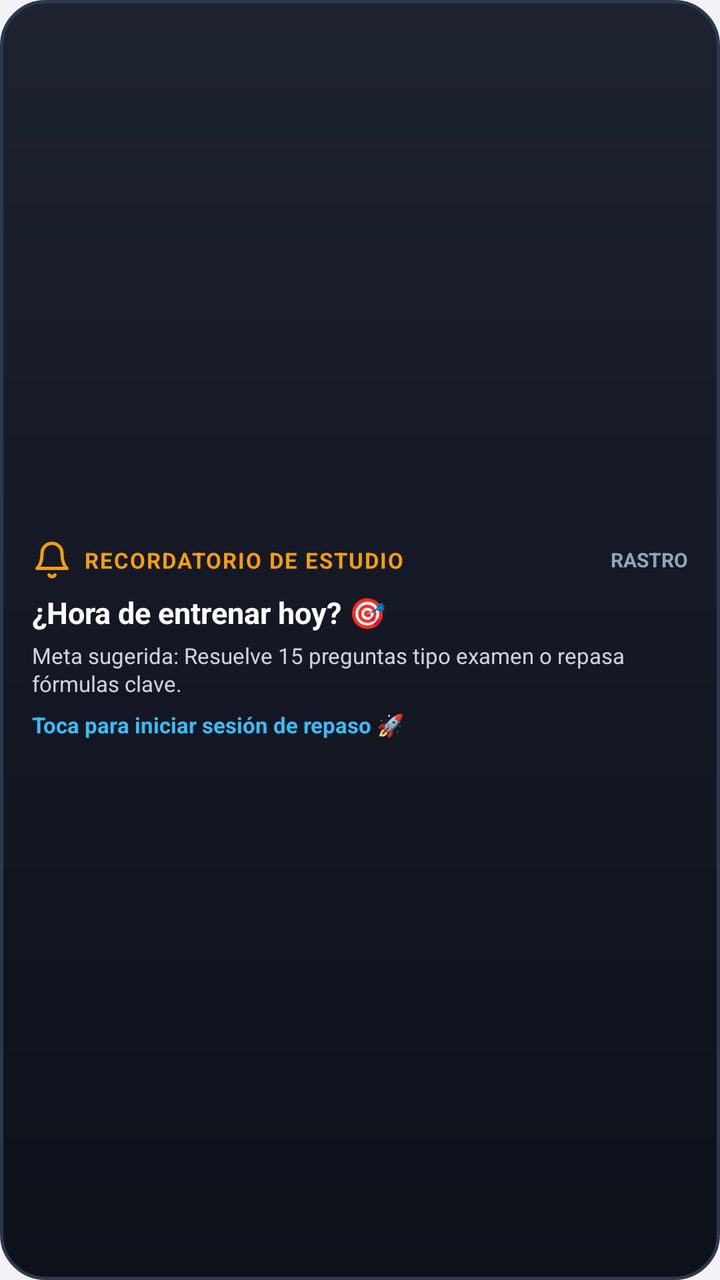
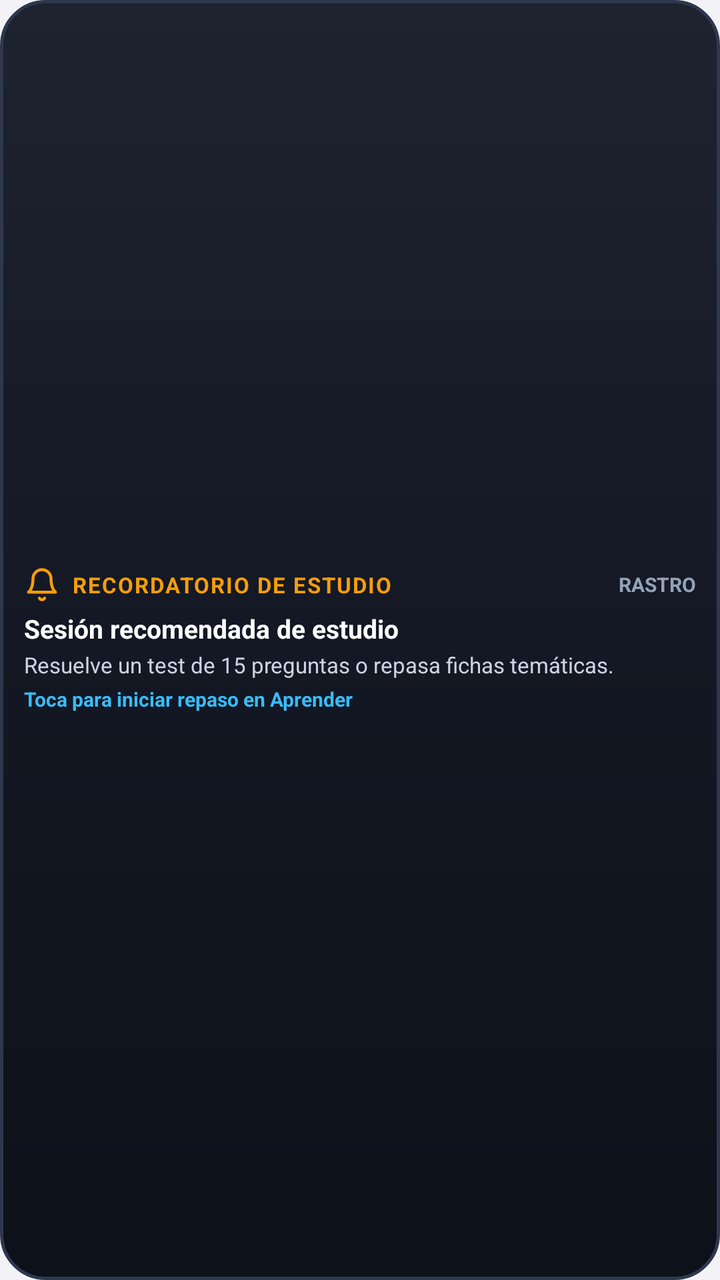

The first picture is an Android layout as it rendered before a commit; the second is the same layout after the commit. The layout source and the unified diff follow.
<!-- AndroidManifest.xml: application theme AppTheme -->
<!-- res/layout/widget_study_reminder.xml -->
<?xml version="1.0" encoding="utf-8"?>
<LinearLayout xmlns:android="http://schemas.android.com/apk/res/android"
    android:id="@+id/widget_reminder_root"
    android:layout_width="match_parent"
    android:layout_height="match_parent"
    android:orientation="vertical"
    android:background="@drawable/widget_background"
    android:padding="16dp"
    android:gravity="center_vertical">

    
    <LinearLayout
        android:layout_width="match_parent"
        android:layout_height="wrap_content"
        android:orientation="horizontal"
        android:gravity="center_vertical"
        android:layout_marginBottom="6dp">

        <ImageView
            android:layout_width="20dp"
            android:layout_height="20dp"
            android:src="@drawable/ic_bell_vector"
            android:contentDescription="Recordatorio"
            android:layout_marginEnd="6dp" />

        <TextView
            android:layout_width="0dp"
            android:layout_height="wrap_content"
            android:layout_weight="1"
            android:text="RECORDATORIO DE ESTUDIO"
            android:textColor="#F59E0B"
            android:textSize="11sp"
            android:textStyle="bold"
            android:letterSpacing="0.06" />

        <TextView
            android:layout_width="wrap_content"
            android:layout_height="wrap_content"
            android:text="RASTRO"
            android:textColor="#94A3B8"
            android:textSize="10sp"
            android:textStyle="bold" />
    </LinearLayout>

    
    <TextView
        android:id="@+id/widget_reminder_title"
        android:layout_width="match_parent"
        android:layout_height="wrap_content"
        android:text="¿Hora de entrenar hoy? 🎯"
        android:textColor="#FFFFFF"
        android:textSize="15sp"
        android:textStyle="bold"
        android:layout_marginBottom="4dp" />

    <TextView
        android:id="@+id/widget_reminder_body"
        android:layout_width="match_parent"
        android:layout_height="wrap_content"
        android:text="Meta sugerida: Resuelve 15 preguntas tipo examen o repasa fórmulas clave."
        android:textColor="#CBD5E1"
        android:textSize="11sp"
        android:lineSpacingExtra="1dp"
        android:maxLines="2"
        android:ellipsize="end"
        android:layout_marginBottom="6dp" />

    
    <TextView
        android:layout_width="match_parent"
        android:layout_height="wrap_content"
        android:text="Toca para iniciar sesión de repaso 🚀"
        android:textColor="#38BDF8"
        android:textSize="11sp"
        android:textStyle="bold" />

</LinearLayout>
<!-- resources referenced by this layout -->
<resources>
  <!-- drawable ic_bell_vector (drawable) -->
  <vector xmlns:android="http://schemas.android.com/apk/res/android"
      android:width="24dp"
      android:height="24dp"
      android:viewportWidth="24"
      android:viewportHeight="24">
      <path
          android:strokeColor="#F59E0B"
          android:strokeWidth="2"
          android:strokeLineCap="round"
          android:strokeLineJoin="round"
          android:pathData="M18,8A6,6 0 0,0 6,8C6,15 3,17 3,17H21S18,15 18,8Z" />
      <path
          android:strokeColor="#F59E0B"
          android:strokeWidth="2"
          android:strokeLineCap="round"
          android:strokeLineJoin="round"
          android:pathData="M13.73,21A2,2 0 0,1 10.27,21" />
  </vector>
  <!-- drawable widget_background (drawable) -->
  <?xml version="1.0" encoding="utf-8"?>
  <shape xmlns:android="http://schemas.android.com/apk/res/android"
      android:shape="rectangle">
      <corners android:radius="22dp" />
      <gradient
          android:startColor="#1E2330"
          android:centerColor="#141824"
          android:endColor="#0D111A"
          android:angle="270" />
      <stroke
          android:width="1.5dp"
          android:color="#2E384D" />
  </shape>
  <style name="AppTheme" parent="Theme.AppCompat.Light.DarkActionBar">
          
          <item name="colorPrimary">@color/colorPrimary</item>
          <item name="colorPrimaryDark">@color/colorPrimaryDark</item>
          <item name="colorAccent">@color/colorAccent</item>
          
          <item name="android:windowBackground">#F2F2F7</item>
      </style>
</resources>

<!-- the commit's change to res/layout/widget_study_reminder.xml (unified diff, before → after) -->
@@ -5,7 +5,7 @@
     android:layout_height="match_parent"
     android:orientation="vertical"
     android:background="@drawable/widget_background"
-    android:padding="16dp"
+    android:padding="12dp"
     android:gravity="center_vertical">
 
     
@@ -14,11 +14,11 @@
         android:layout_height="wrap_content"
         android:orientation="horizontal"
         android:gravity="center_vertical"
-        android:layout_marginBottom="6dp">
+        android:layout_marginBottom="4dp">
 
         <ImageView
-            android:layout_width="20dp"
-            android:layout_height="20dp"
+            android:layout_width="18dp"
+            android:layout_height="18dp"
             android:src="@drawable/ic_bell_vector"
             android:contentDescription="Recordatorio"
             android:layout_marginEnd="6dp" />
@@ -47,31 +47,31 @@
         android:id="@+id/widget_reminder_title"
         android:layout_width="match_parent"
         android:layout_height="wrap_content"
-        android:text="¿Hora de entrenar hoy? 🎯"
+        android:text="Sesión recomendada de estudio"
         android:textColor="#FFFFFF"
-        android:textSize="15sp"
+        android:textSize="13sp"
         android:textStyle="bold"
-        android:layout_marginBottom="4dp" />
+        android:layout_marginBottom="2dp" />
 
     <TextView
         android:id="@+id/widget_reminder_body"
         android:layout_width="match_parent"
         android:layout_height="wrap_content"
-        android:text="Meta sugerida: Resuelve 15 preguntas tipo examen o repasa fórmulas clave."
+        android:text="Resuelve un test de 15 preguntas o repasa fichas temáticas."
         android:textColor="#CBD5E1"
         android:textSize="11sp"
         android:lineSpacingExtra="1dp"
         android:maxLines="2"
         android:ellipsize="end"
-        android:layout_marginBottom="6dp" />
+        android:layout_marginBottom="3dp" />
 
     
     <TextView
         android:layout_width="match_parent"
         android:layout_height="wrap_content"
-        android:text="Toca para iniciar sesión de repaso 🚀"
+        android:text="Toca para iniciar repaso en Aprender"
         android:textColor="#38BDF8"
-        android:textSize="11sp"
+        android:textSize="10sp"
         android:textStyle="bold" />
 
 </LinearLayout>
